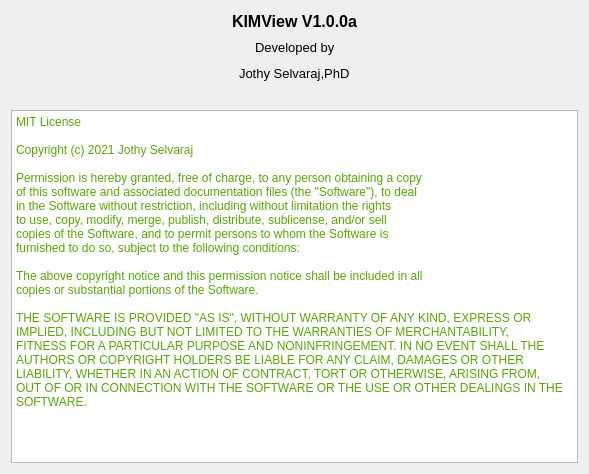
Jothy/KIMView, file aboutdialog.ui: the form before one commit.
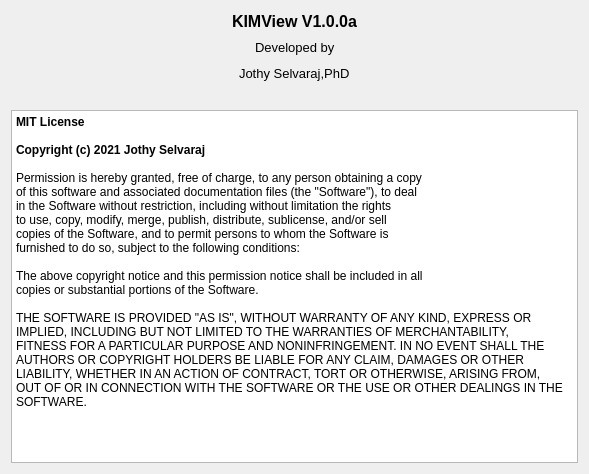
The form after the commit.

Commit message: Wait cursor added to MainWindow::on_actionCT_triggered

```diff
--- a/aboutdialog.ui
+++ b/aboutdialog.ui
@@ -219,27 +219,27 @@
 &lt;html&gt;&lt;head&gt;&lt;meta name=&quot;qrichtext&quot; content=&quot;1&quot; /&gt;&lt;style type=&quot;text/css&quot;&gt;
 p, li { white-space: pre-wrap; }
 &lt;/style&gt;&lt;/head&gt;&lt;body style=&quot; font-family:'Titillium Web'; font-size:8pt; font-weight:400; font-style:normal;&quot;&gt;
-&lt;p style=&quot; margin-top:0px; margin-bottom:0px; margin-left:0px; margin-right:0px; -qt-block-indent:0; text-indent:0px;&quot;&gt;&lt;span style=&quot; font-size:9pt; color:#55aa00;&quot;&gt;MIT License&lt;/span&gt;&lt;/p&gt;
-&lt;p style=&quot;-qt-paragraph-type:empty; margin-top:0px; margin-bottom:0px; margin-left:0px; margin-right:0px; -qt-block-indent:0; text-indent:0px; font-family:'Courier New'; font-size:9pt; color:#55aa00;&quot;&gt;&lt;br /&gt;&lt;/p&gt;
-&lt;p style=&quot; margin-top:0px; margin-bottom:0px; margin-left:0px; margin-right:0px; -qt-block-indent:0; text-indent:0px;&quot;&gt;&lt;span style=&quot; font-family:'Courier New'; font-size:9pt; color:#55aa00;&quot;&gt;Copyright (c) 2021 Jothy Selvaraj&lt;/span&gt;&lt;/p&gt;
-&lt;p style=&quot;-qt-paragraph-type:empty; margin-top:0px; margin-bottom:0px; margin-left:0px; margin-right:0px; -qt-block-indent:0; text-indent:0px; font-family:'Courier New'; font-size:9pt; color:#55aa00;&quot;&gt;&lt;br /&gt;&lt;/p&gt;
-&lt;p style=&quot; margin-top:0px; margin-bottom:0px; margin-left:0px; margin-right:0px; -qt-block-indent:0; text-indent:0px;&quot;&gt;&lt;span style=&quot; font-family:'Courier New'; font-size:9pt; color:#55aa00;&quot;&gt;Permission is hereby granted, free of charge, to any person obtaining a copy&lt;/span&gt;&lt;/p&gt;
-&lt;p style=&quot; margin-top:0px; margin-bottom:0px; margin-left:0px; margin-right:0px; -qt-block-indent:0; text-indent:0px;&quot;&gt;&lt;span style=&quot; font-family:'Courier New'; font-size:9pt; color:#55aa00;&quot;&gt;of this software and associated documentation files (the &amp;quot;Software&amp;quot;), to deal&lt;/span&gt;&lt;/p&gt;
-&lt;p style=&quot; margin-top:0px; margin-bottom:0px; margin-left:0px; margin-right:0px; -qt-block-indent:0; text-indent:0px;&quot;&gt;&lt;span style=&quot; font-family:'Courier New'; font-size:9pt; color:#55aa00;&quot;&gt;in the Software without restriction, including without limitation the rights&lt;/span&gt;&lt;/p&gt;
-&lt;p style=&quot; margin-top:0px; margin-bottom:0px; margin-left:0px; margin-right:0px; -qt-block-indent:0; text-indent:0px;&quot;&gt;&lt;span style=&quot; font-family:'Courier New'; font-size:9pt; color:#55aa00;&quot;&gt;to use, copy, modify, merge, publish, distribute, sublicense, and/or sell&lt;/span&gt;&lt;/p&gt;
-&lt;p style=&quot; margin-top:0px; margin-bottom:0px; margin-left:0px; margin-right:0px; -qt-block-indent:0; text-indent:0px;&quot;&gt;&lt;span style=&quot; font-family:'Courier New'; font-size:9pt; color:#55aa00;&quot;&gt;copies of the Software, and to permit persons to whom the Software is&lt;/span&gt;&lt;/p&gt;
-&lt;p style=&quot; margin-top:0px; margin-bottom:0px; margin-left:0px; margin-right:0px; -qt-block-indent:0; text-indent:0px;&quot;&gt;&lt;span style=&quot; font-family:'Courier New'; font-size:9pt; color:#55aa00;&quot;&gt;furnished to do so, subject to the following conditions:&lt;/span&gt;&lt;/p&gt;
-&lt;p style=&quot;-qt-paragraph-type:empty; margin-top:0px; margin-bottom:0px; margin-left:0px; margin-right:0px; -qt-block-indent:0; text-indent:0px; font-family:'Courier New'; font-size:9pt; color:#55aa00;&quot;&gt;&lt;br /&gt;&lt;/p&gt;
-&lt;p style=&quot; margin-top:0px; margin-bottom:0px; margin-left:0px; margin-right:0px; -qt-block-indent:0; text-indent:0px;&quot;&gt;&lt;span style=&quot; font-family:'Courier New'; font-size:9pt; color:#55aa00;&quot;&gt;The above copyright notice and this permission notice shall be included in all&lt;/span&gt;&lt;/p&gt;
-&lt;p style=&quot; margin-top:0px; margin-bottom:0px; margin-left:0px; margin-right:0px; -qt-block-indent:0; text-indent:0px;&quot;&gt;&lt;span style=&quot; font-family:'Courier New'; font-size:9pt; color:#55aa00;&quot;&gt;copies or substantial portions of the Software.&lt;/span&gt;&lt;/p&gt;
-&lt;p style=&quot;-qt-paragraph-type:empty; margin-top:0px; margin-bottom:0px; margin-left:0px; margin-right:0px; -qt-block-indent:0; text-indent:0px; font-family:'Courier New'; font-size:9pt; color:#55aa00;&quot;&gt;&lt;br /&gt;&lt;/p&gt;
-&lt;p style=&quot; margin-top:0px; margin-bottom:0px; margin-left:0px; margin-right:0px; -qt-block-indent:0; text-indent:0px;&quot;&gt;&lt;span style=&quot; font-family:'Courier New'; font-size:9pt; color:#55aa00;&quot;&gt;THE SOFTWARE IS PROVIDED &amp;quot;AS IS&amp;quot;, WITHOUT WARRANTY OF ANY KIND, EXPRESS OR&lt;/span&gt;&lt;/p&gt;
-&lt;p style=&quot; margin-top:0px; margin-bottom:0px; margin-left:0px; margin-right:0px; -qt-block-indent:0; text-indent:0px;&quot;&gt;&lt;span style=&quot; font-family:'Courier New'; font-size:9pt; color:#55aa00;&quot;&gt;IMPLIED, INCLUDING BUT NOT LIMITED TO THE WARRANTIES OF MERCHANTABILITY,&lt;/span&gt;&lt;/p&gt;
-&lt;p style=&quot; margin-top:0px; margin-bottom:0px; margin-left:0px; margin-right:0px; -qt-block-indent:0; text-indent:0px;&quot;&gt;&lt;span style=&quot; font-family:'Courier New'; font-size:9pt; color:#55aa00;&quot;&gt;FITNESS FOR A PARTICULAR PURPOSE AND NONINFRINGEMENT. IN NO EVENT SHALL THE&lt;/span&gt;&lt;/p&gt;
-&lt;p style=&quot; margin-top:0px; margin-bottom:0px; margin-left:0px; margin-right:0px; -qt-block-indent:0; text-indent:0px;&quot;&gt;&lt;span style=&quot; font-family:'Courier New'; font-size:9pt; color:#55aa00;&quot;&gt;AUTHORS OR COPYRIGHT HOLDERS BE LIABLE FOR ANY CLAIM, DAMAGES OR OTHER&lt;/span&gt;&lt;/p&gt;
-&lt;p style=&quot; margin-top:0px; margin-bottom:0px; margin-left:0px; margin-right:0px; -qt-block-indent:0; text-indent:0px;&quot;&gt;&lt;span style=&quot; font-family:'Courier New'; font-size:9pt; color:#55aa00;&quot;&gt;LIABILITY, WHETHER IN AN ACTION OF CONTRACT, TORT OR OTHERWISE, ARISING FROM,&lt;/span&gt;&lt;/p&gt;
-&lt;p style=&quot; margin-top:0px; margin-bottom:0px; margin-left:0px; margin-right:0px; -qt-block-indent:0; text-indent:0px;&quot;&gt;&lt;span style=&quot; font-family:'Courier New'; font-size:9pt; color:#55aa00;&quot;&gt;OUT OF OR IN CONNECTION WITH THE SOFTWARE OR THE USE OR OTHER DEALINGS IN THE&lt;/span&gt;&lt;/p&gt;
-&lt;p style=&quot; margin-top:0px; margin-bottom:0px; margin-left:0px; margin-right:0px; -qt-block-indent:0; text-indent:0px;&quot;&gt;&lt;span style=&quot; font-family:'Courier New'; font-size:9pt; color:#55aa00;&quot;&gt;SOFTWARE.&lt;/span&gt;&lt;/p&gt;&lt;/body&gt;&lt;/html&gt;</string>
+&lt;p style=&quot; margin-top:0px; margin-bottom:0px; margin-left:0px; margin-right:0px; -qt-block-indent:0; text-indent:0px;&quot;&gt;&lt;span style=&quot; font-size:9pt; font-weight:600; color:#000000;&quot;&gt;MIT License&lt;/span&gt;&lt;/p&gt;
+&lt;p style=&quot;-qt-paragraph-type:empty; margin-top:0px; margin-bottom:0px; margin-left:0px; margin-right:0px; -qt-block-indent:0; text-indent:0px; font-family:'Courier New'; font-size:9pt; color:#000000;&quot;&gt;&lt;br /&gt;&lt;/p&gt;
+&lt;p style=&quot; margin-top:0px; margin-bottom:0px; margin-left:0px; margin-right:0px; -qt-block-indent:0; text-indent:0px;&quot;&gt;&lt;span style=&quot; font-family:'Courier New'; font-size:9pt; font-weight:600; color:#000000;&quot;&gt;Copyright (c) 2021 Jothy Selvaraj&lt;/span&gt;&lt;/p&gt;
+&lt;p style=&quot;-qt-paragraph-type:empty; margin-top:0px; margin-bottom:0px; margin-left:0px; margin-right:0px; -qt-block-indent:0; text-indent:0px; font-family:'Courier New'; font-size:9pt; color:#000000;&quot;&gt;&lt;br /&gt;&lt;/p&gt;
+&lt;p style=&quot; margin-top:0px; margin-bottom:0px; margin-left:0px; margin-right:0px; -qt-block-indent:0; text-indent:0px;&quot;&gt;&lt;span style=&quot; font-family:'Courier New'; font-size:9pt; color:#000000;&quot;&gt;Permission is hereby granted, free of charge, to any person obtaining a copy&lt;/span&gt;&lt;/p&gt;
+&lt;p style=&quot; margin-top:0px; margin-bottom:0px; margin-left:0px; margin-right:0px; -qt-block-indent:0; text-indent:0px;&quot;&gt;&lt;span style=&quot; font-family:'Courier New'; font-size:9pt; color:#000000;&quot;&gt;of this software and associated documentation files (the &amp;quot;Software&amp;quot;), to deal&lt;/span&gt;&lt;/p&gt;
+&lt;p style=&quot; margin-top:0px; margin-bottom:0px; margin-left:0px; margin-right:0px; -qt-block-indent:0; text-indent:0px;&quot;&gt;&lt;span style=&quot; font-family:'Courier New'; font-size:9pt; color:#000000;&quot;&gt;in the Software without restriction, including without limitation the rights&lt;/span&gt;&lt;/p&gt;
+&lt;p style=&quot; margin-top:0px; margin-bottom:0px; margin-left:0px; margin-right:0px; -qt-block-indent:0; text-indent:0px;&quot;&gt;&lt;span style=&quot; font-family:'Courier New'; font-size:9pt; color:#000000;&quot;&gt;to use, copy, modify, merge, publish, distribute, sublicense, and/or sell&lt;/span&gt;&lt;/p&gt;
+&lt;p style=&quot; margin-top:0px; margin-bottom:0px; margin-left:0px; margin-right:0px; -qt-block-indent:0; text-indent:0px;&quot;&gt;&lt;span style=&quot; font-family:'Courier New'; font-size:9pt; color:#000000;&quot;&gt;copies of the Software, and to permit persons to whom the Software is&lt;/span&gt;&lt;/p&gt;
+&lt;p style=&quot; margin-top:0px; margin-bottom:0px; margin-left:0px; margin-right:0px; -qt-block-indent:0; text-indent:0px;&quot;&gt;&lt;span style=&quot; font-family:'Courier New'; font-size:9pt; color:#000000;&quot;&gt;furnished to do so, subject to the following conditions:&lt;/span&gt;&lt;/p&gt;
+&lt;p style=&quot;-qt-paragraph-type:empty; margin-top:0px; margin-bottom:0px; margin-left:0px; margin-right:0px; -qt-block-indent:0; text-indent:0px; font-family:'Courier New'; font-size:9pt; color:#000000;&quot;&gt;&lt;br /&gt;&lt;/p&gt;
+&lt;p style=&quot; margin-top:0px; margin-bottom:0px; margin-left:0px; margin-right:0px; -qt-block-indent:0; text-indent:0px;&quot;&gt;&lt;span style=&quot; font-family:'Courier New'; font-size:9pt; color:#000000;&quot;&gt;The above copyright notice and this permission notice shall be included in all&lt;/span&gt;&lt;/p&gt;
+&lt;p style=&quot; margin-top:0px; margin-bottom:0px; margin-left:0px; margin-right:0px; -qt-block-indent:0; text-indent:0px;&quot;&gt;&lt;span style=&quot; font-family:'Courier New'; font-size:9pt; color:#000000;&quot;&gt;copies or substantial portions of the Software.&lt;/span&gt;&lt;/p&gt;
+&lt;p style=&quot;-qt-paragraph-type:empty; margin-top:0px; margin-bottom:0px; margin-left:0px; margin-right:0px; -qt-block-indent:0; text-indent:0px; font-family:'Courier New'; font-size:9pt; color:#000000;&quot;&gt;&lt;br /&gt;&lt;/p&gt;
+&lt;p style=&quot; margin-top:0px; margin-bottom:0px; margin-left:0px; margin-right:0px; -qt-block-indent:0; text-indent:0px;&quot;&gt;&lt;span style=&quot; font-family:'Courier New'; font-size:9pt; color:#000000;&quot;&gt;THE SOFTWARE IS PROVIDED &amp;quot;AS IS&amp;quot;, WITHOUT WARRANTY OF ANY KIND, EXPRESS OR&lt;/span&gt;&lt;/p&gt;
+&lt;p style=&quot; margin-top:0px; margin-bottom:0px; margin-left:0px; margin-right:0px; -qt-block-indent:0; text-indent:0px;&quot;&gt;&lt;span style=&quot; font-family:'Courier New'; font-size:9pt; color:#000000;&quot;&gt;IMPLIED, INCLUDING BUT NOT LIMITED TO THE WARRANTIES OF MERCHANTABILITY,&lt;/span&gt;&lt;/p&gt;
+&lt;p style=&quot; margin-top:0px; margin-bottom:0px; margin-left:0px; margin-right:0px; -qt-block-indent:0; text-indent:0px;&quot;&gt;&lt;span style=&quot; font-family:'Courier New'; font-size:9pt; color:#000000;&quot;&gt;FITNESS FOR A PARTICULAR PURPOSE AND NONINFRINGEMENT. IN NO EVENT SHALL THE&lt;/span&gt;&lt;/p&gt;
+&lt;p style=&quot; margin-top:0px; margin-bottom:0px; margin-left:0px; margin-right:0px; -qt-block-indent:0; text-indent:0px;&quot;&gt;&lt;span style=&quot; font-family:'Courier New'; font-size:9pt; color:#000000;&quot;&gt;AUTHORS OR COPYRIGHT HOLDERS BE LIABLE FOR ANY CLAIM, DAMAGES OR OTHER&lt;/span&gt;&lt;/p&gt;
+&lt;p style=&quot; margin-top:0px; margin-bottom:0px; margin-left:0px; margin-right:0px; -qt-block-indent:0; text-indent:0px;&quot;&gt;&lt;span style=&quot; font-family:'Courier New'; font-size:9pt; color:#000000;&quot;&gt;LIABILITY, WHETHER IN AN ACTION OF CONTRACT, TORT OR OTHERWISE, ARISING FROM,&lt;/span&gt;&lt;/p&gt;
+&lt;p style=&quot; margin-top:0px; margin-bottom:0px; margin-left:0px; margin-right:0px; -qt-block-indent:0; text-indent:0px;&quot;&gt;&lt;span style=&quot; font-family:'Courier New'; font-size:9pt; color:#000000;&quot;&gt;OUT OF OR IN CONNECTION WITH THE SOFTWARE OR THE USE OR OTHER DEALINGS IN THE&lt;/span&gt;&lt;/p&gt;
+&lt;p style=&quot; margin-top:0px; margin-bottom:0px; margin-left:0px; margin-right:0px; -qt-block-indent:0; text-indent:0px;&quot;&gt;&lt;span style=&quot; font-family:'Courier New'; font-size:9pt; color:#000000;&quot;&gt;SOFTWARE.&lt;/span&gt;&lt;/p&gt;&lt;/body&gt;&lt;/html&gt;</string>
        </property>
       </widget>
      </item>
```
The commit also changes 1 other file.
